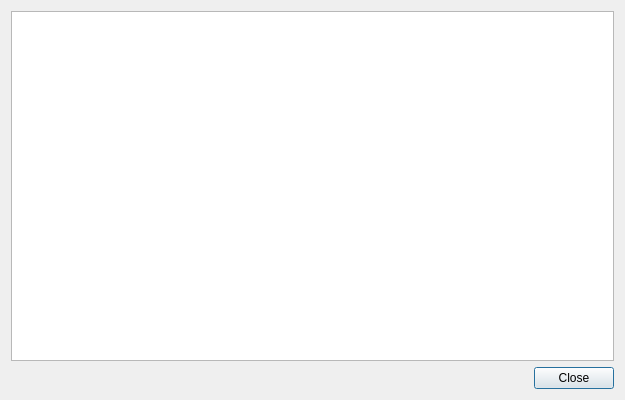
iocroblab/coindesigner, file ui/src_view.ui: the form before one commit.
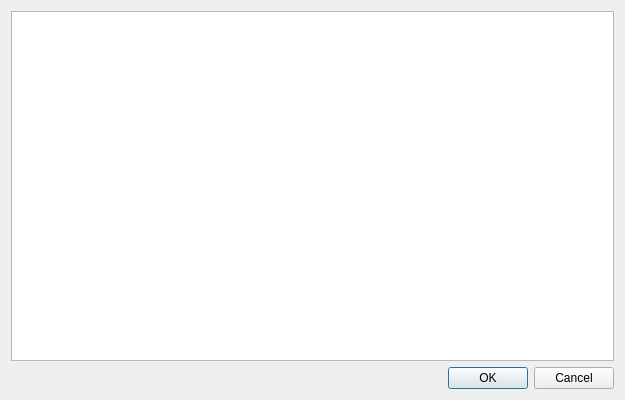
The form after the commit.

```diff
--- a/ui/src_view.ui
+++ b/ui/src_view.ui
@@ -34,7 +34,7 @@
       <enum>Qt::Horizontal</enum>
      </property>
      <property name="standardButtons" >
-      <set>QDialogButtonBox::Close</set>
+      <set>QDialogButtonBox::Cancel|QDialogButtonBox::NoButton|QDialogButtonBox::Ok</set>
      </property>
     </widget>
    </item>
```
